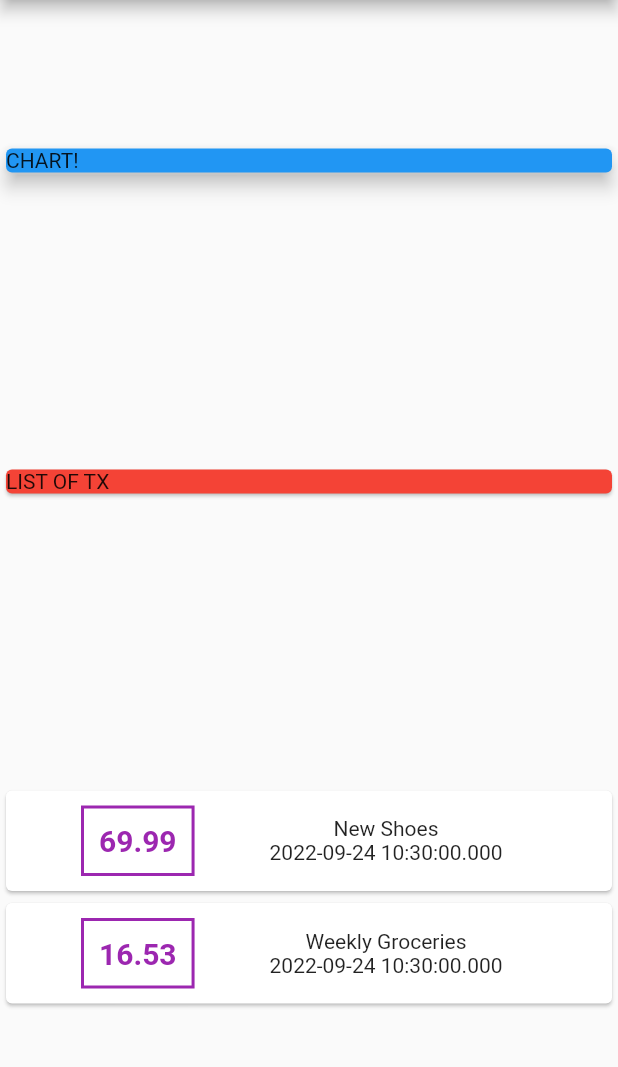
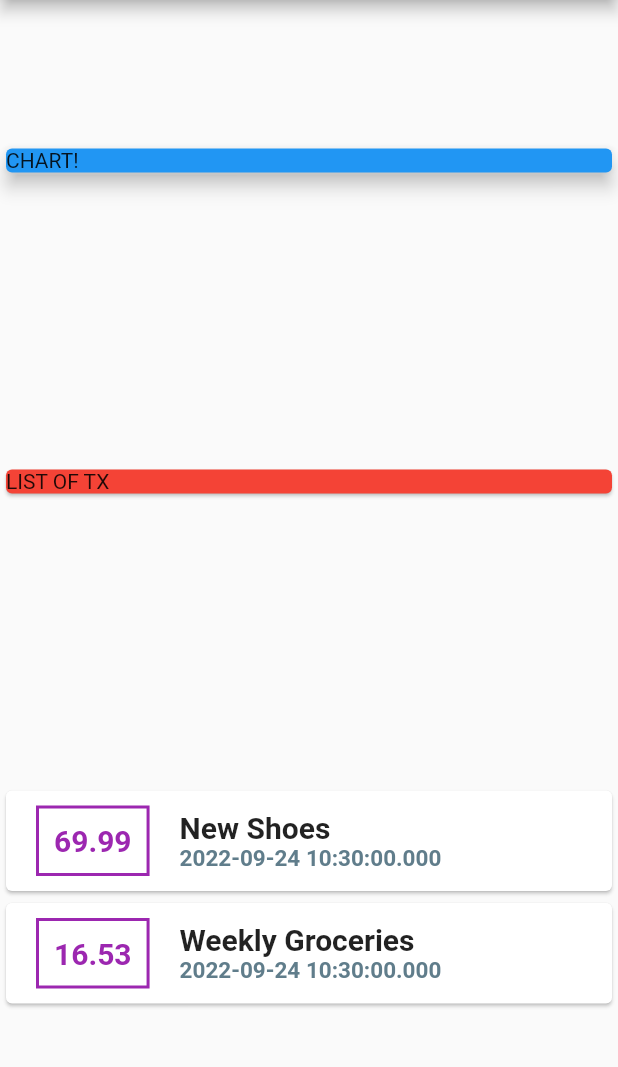
Before and after one commit to pauloladapo13/Flutter, a Flutter app: the screen it shows after launch, on a phone screen of 412 x 824 dp, the part 84-1151 px from its top. Run offline on Flutter 3.47's test engine with Material 2 defaults, Android fonts, the phone set to English and light mode, and no system bars.

Commit message:
24/09/2022

```diff
--- a/expense_app/lib/main.dart
+++ b/expense_app/lib/main.dart
@@ -73,7 +73,7 @@ class _MyHomePageState extends State<MyHomePage> {
                     Container(
                       margin: EdgeInsets.symmetric(
                         vertical: 10,
-                        horizontal: 50,
+                        horizontal: 20,
                       ),
                       child: Text(
                         tx.amount.toString(),
@@ -93,9 +93,22 @@ class _MyHomePageState extends State<MyHomePage> {
                       padding: EdgeInsets.all(10),
                     ),
                     Column(
+                      crossAxisAlignment: CrossAxisAlignment.start,
                       children: <Widget>[
-                        Text(tx.title),
-                        Text(tx.date.toString()),
+                        Text(
+                          tx.title,
+                          style: TextStyle(
+                            fontWeight: FontWeight.bold,
+                            fontSize: 20,
+                          ),
+                        ),
+                        Text(
+                          tx.date.toString(),
+                          style: TextStyle(
+                              fontWeight: FontWeight.bold,
+                              fontSize: 15,
+                              color: Colors.blueGrey),
+                        ),
                       ],
                     ),
                   ],
```
